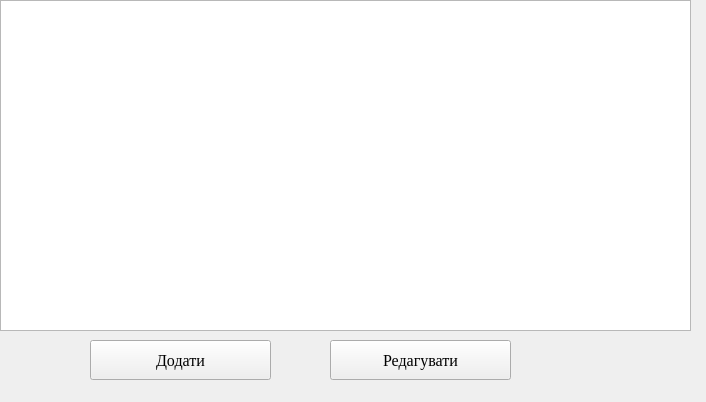
The window that customers.ui (andrboyko/zbyt) describes before a commit, drawn with Qt 5.
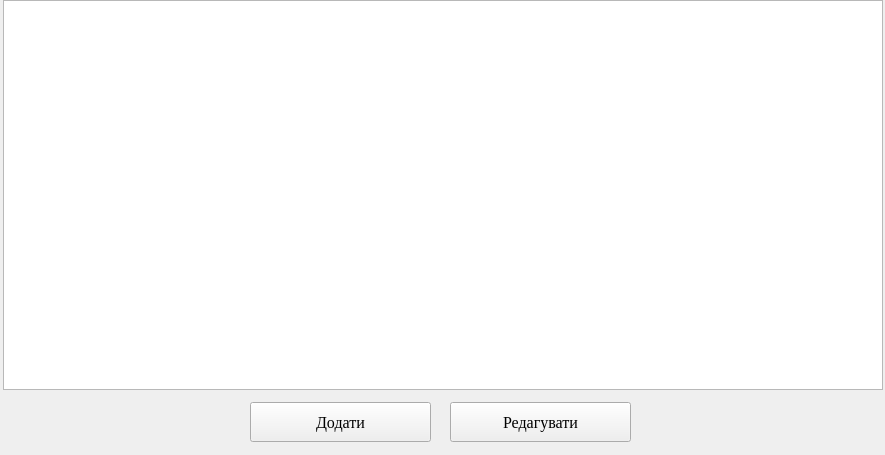
The same window after the commit. Icons and pictures are not drawn.

What changed in the file:
```diff
--- a/customers.ui
+++ b/customers.ui
@@ -9,10 +9,22 @@
    <rect>
     <x>0</x>
     <y>0</y>
-    <width>706</width>
-    <height>402</height>
+    <width>885</width>
+    <height>455</height>
    </rect>
   </property>
+  <property name="minimumSize">
+   <size>
+    <width>885</width>
+    <height>455</height>
+   </size>
+  </property>
+  <property name="maximumSize">
+   <size>
+    <width>885</width>
+    <height>455</height>
+   </size>
+  </property>
   <property name="font">
    <font>
     <family>Times New Roman</family>
@@ -25,8 +37,8 @@
   <widget class="QPushButton" name="pushButton">
    <property name="geometry">
     <rect>
-     <x>90</x>
-     <y>340</y>
+     <x>250</x>
+     <y>402</y>
      <width>181</width>
      <height>40</height>
     </rect>
@@ -48,8 +60,8 @@
   <widget class="QPushButton" name="pushButton_2">
    <property name="geometry">
     <rect>
-     <x>330</x>
-     <y>340</y>
+     <x>450</x>
+     <y>402</y>
      <width>181</width>
      <height>40</height>
     </rect>
@@ -71,12 +83,24 @@
   <widget class="QTableView" name="tableView">
    <property name="geometry">
     <rect>
-     <x>0</x>
+     <x>3</x>
      <y>0</y>
-     <width>691</width>
-     <height>331</height>
+     <width>880</width>
+     <height>390</height>
     </rect>
    </property>
+   <property name="minimumSize">
+    <size>
+     <width>880</width>
+     <height>390</height>
+    </size>
+   </property>
+   <property name="maximumSize">
+    <size>
+     <width>880</width>
+     <height>390</height>
+    </size>
+   </property>
    <property name="selectionBehavior">
     <enum>QAbstractItemView::SelectRows</enum>
    </property>
```
